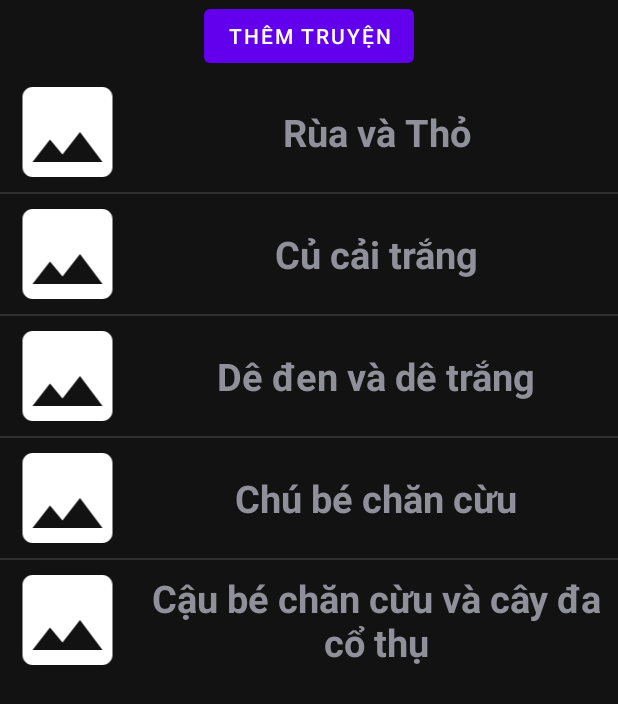
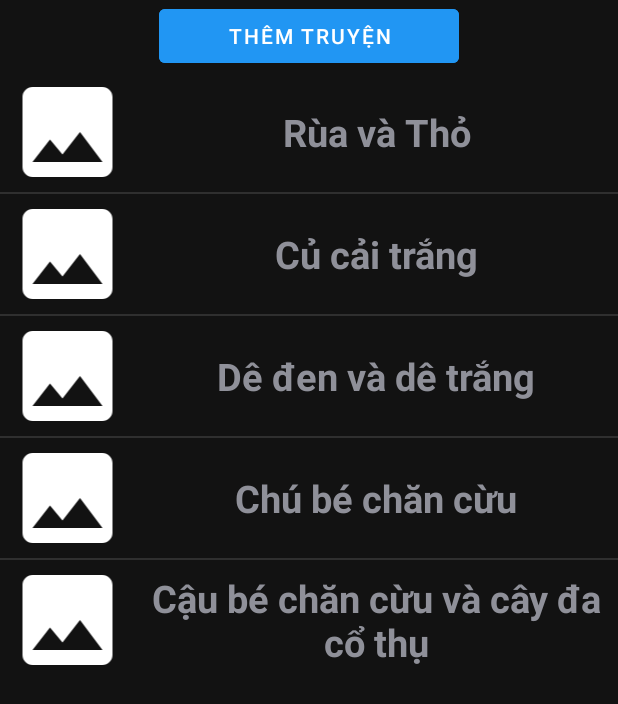
Before and after one commit to mtd1909/app-doc-truyen, an Android app: the ManAdmin screen opened directly, with no data from a screen before it, on a phone screen of 412 x 824 dp. Shown: the top 704 px of the screen. Run offline under Robolectric (Android 15) with nearby library versions, the phone set to English and light mode, and no system bars; our stand-ins replace Picasso; pictures from the network do not load.

Commit message:
app doc truyen

```diff
--- a/app/src/main/res/layout/activity_man_admin.xml
+++ b/app/src/main/res/layout/activity_man_admin.xml
@@ -11,7 +11,8 @@
         android:layout_gravity="center"
         android:id="@+id/buttonThemtruyen"
         android:text="Thêm truyện"
-        android:layout_width="wrap_content"
+        android:backgroundTint="#2196F3"
+        android:layout_width="200dp"
         android:layout_height="wrap_content">
     </Button>
 
--- a/app/src/main/res/layout/dialogdelete.xml
+++ b/app/src/main/res/layout/dialogdelete.xml
@@ -24,6 +24,7 @@
             android:layout_marginRight="15dp"
             android:id="@+id/buttonYes"
             android:text="YES"
+            android:backgroundTint="#2196F3"
             android:layout_width="wrap_content"
             android:layout_height="wrap_content">
         </Button>
@@ -32,6 +33,7 @@
             android:layout_marginLeft="15dp"
             android:text="NO"
             android:id="@+id/buttonNo"
+            android:backgroundTint="#2196F3"
             android:layout_width="wrap_content"
             android:layout_height="wrap_content">
         </Button>
--- a/app/src/main/res/layout/navigation_thong_tin.xml
+++ b/app/src/main/res/layout/navigation_thong_tin.xml
@@ -11,7 +11,7 @@
     android:layout_height="150dp">
 
     <ImageView
-        android:layout_marginLeft="10dp"
+        android:layout_marginLeft="20dp"
         android:id="@+id/imageview"
         android:layout_marginTop="10dp"
         android:scrollX="10dp"
@@ -22,7 +22,6 @@
 
     <TextView
 
-        android:textColor="#ff0"
         android:textStyle="bold"
         android:text="Mai Thành Đạt"
         android:layout_marginLeft="10dp"
@@ -33,7 +32,7 @@
 
     <TextView
         android:textStyle="bold"
-        android:textColor="#F44336"
+
         android:layout_marginLeft="10dp"
         android:text="abc@gmail.com"
         android:id="@+id/TeXT_Gmail"
```
